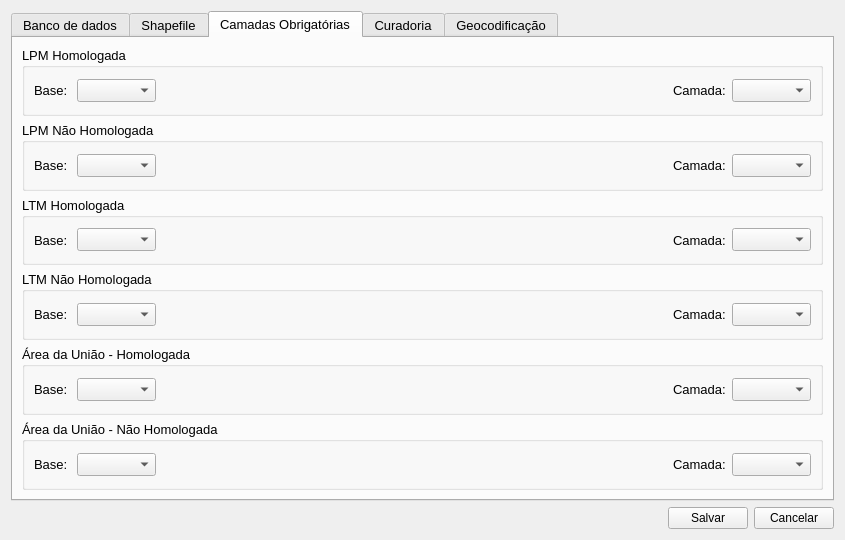
spuhub/prisma, file settings/config_window.ui: the form before one commit.
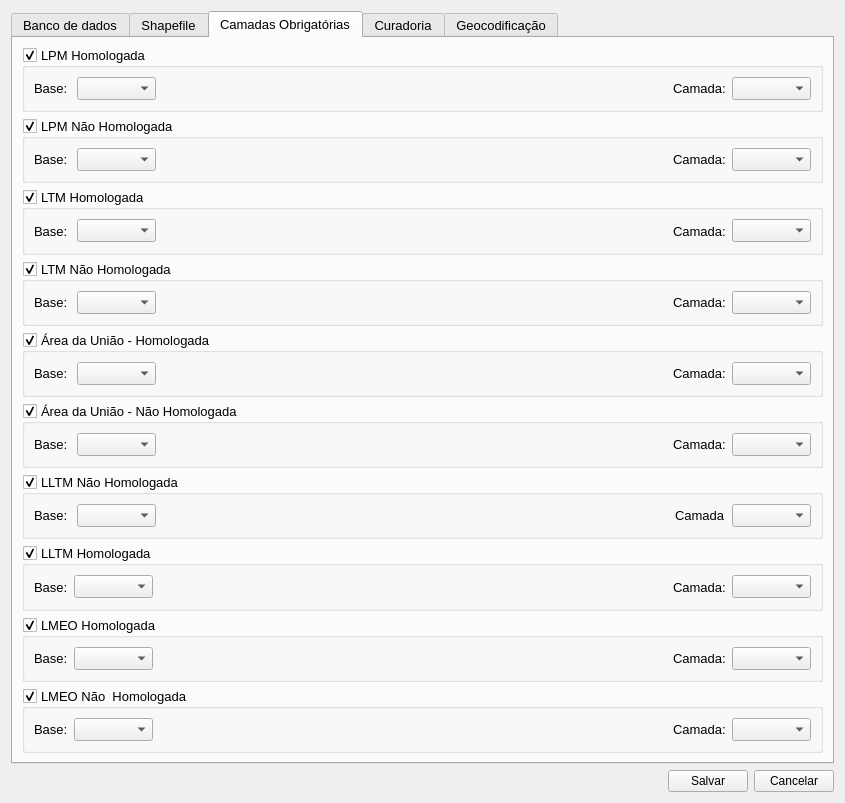
The form after the commit. The open tabs and pages were chosen to show the change. Custom widgets are drawn as their Qt base class.

Diff of the .ui file:
```diff
--- a/settings/config_window.ui
+++ b/settings/config_window.ui
@@ -7,7 +7,7 @@
     <x>0</x>
     <y>0</y>
     <width>845</width>
-    <height>540</height>
+    <height>731</height>
    </rect>
   </property>
   <property name="windowTitle">
@@ -421,6 +421,12 @@
          <property name="title">
           <string>LPM Homologada</string>
          </property>
+         <property name="flat">
+          <bool>true</bool>
+         </property>
+         <property name="checkable">
+          <bool>true</bool>
+         </property>
          <layout class="QHBoxLayout" name="horizontalLayout_22">
           <item>
            <widget class="QLabel" name="label_21">
@@ -463,6 +469,12 @@
          <property name="title">
           <string>LPM Não Homologada</string>
          </property>
+         <property name="flat">
+          <bool>true</bool>
+         </property>
+         <property name="checkable">
+          <bool>true</bool>
+         </property>
          <layout class="QHBoxLayout" name="horizontalLayout_26">
           <item>
            <widget class="QLabel" name="label_29">
@@ -505,6 +517,12 @@
          <property name="title">
           <string>LTM Homologada</string>
          </property>
+         <property name="flat">
+          <bool>true</bool>
+         </property>
+         <property name="checkable">
+          <bool>true</bool>
+         </property>
          <layout class="QHBoxLayout" name="horizontalLayout_24">
           <item>
            <widget class="QLabel" name="label_25">
@@ -547,6 +565,12 @@
          <property name="title">
           <string>LTM Não Homologada</string>
          </property>
+         <property name="flat">
+          <bool>true</bool>
+         </property>
+         <property name="checkable">
+          <bool>true</bool>
+         </property>
          <layout class="QHBoxLayout" name="horizontalLayout_23">
           <item>
            <widget class="QLabel" name="label_23">
@@ -589,6 +613,12 @@
          <property name="title">
           <string>Área da União - Homologada</string>
          </property>
+         <property name="flat">
+          <bool>true</bool>
+         </property>
+         <property name="checkable">
+          <bool>true</bool>
+         </property>
          <layout class="QHBoxLayout" name="horizontalLayout_25">
           <item>
            <widget class="QLabel" name="label_27">
@@ -631,6 +661,12 @@
          <property name="title">
           <string>Área da União - Não Homologada</string>
          </property>
+         <property name="flat">
+          <bool>true</bool>
+         </property>
+         <property name="checkable">
+          <bool>true</bool>
+         </property>
          <layout class="QHBoxLayout" name="horizontalLayout_27">
           <item>
            <widget class="QLabel" name="label_31">
@@ -668,6 +704,198 @@
          </layout>
         </widget>
        </item>
+       <item>
+        <widget class="QGroupBox" name="groupBox_9">
+         <property name="title">
+          <string>LLTM Não Homologada</string>
+         </property>
+         <property name="flat">
+          <bool>true</bool>
+         </property>
+         <property name="checkable">
+          <bool>true</bool>
+         </property>
+         <layout class="QHBoxLayout" name="horizontalLayout_32">
+          <item>
+           <widget class="QLabel" name="label_37">
+            <property name="text">
+             <string>Base: </string>
+            </property>
+           </widget>
+          </item>
+          <item>
+           <widget class="QComboBox" name="comboBox_base_lltm_n_hom"/>
+          </item>
+          <item>
+           <spacer name="horizontalSpacer_8">
+            <property name="orientation">
+             <enum>Qt::Horizontal</enum>
+            </property>
+            <property name="sizeHint" stdset="0">
+             <size>
+              <width>40</width>
+              <height>20</height>
+             </size>
+            </property>
+           </spacer>
+          </item>
+          <item>
+           <widget class="QLabel" name="label_38">
+            <property name="text">
+             <string>Camada</string>
+            </property>
+           </widget>
+          </item>
+          <item>
+           <widget class="QComboBox" name="comboBox_camada_lltm_n_hom"/>
+          </item>
+         </layout>
+        </widget>
+       </item>
+       <item>
+        <widget class="QGroupBox" name="groupBox_8">
+         <property name="title">
+          <string>LLTM Homologada</string>
+         </property>
+         <property name="flat">
+          <bool>true</bool>
+         </property>
+         <property name="checkable">
+          <bool>true</bool>
+         </property>
+         <layout class="QHBoxLayout" name="horizontalLayout_33">
+          <item>
+           <widget class="QLabel" name="label_39">
+            <property name="text">
+             <string>Base:</string>
+            </property>
+           </widget>
+          </item>
+          <item>
+           <widget class="QComboBox" name="comboBox_base_lltm_hom"/>
+          </item>
+          <item>
+           <spacer name="horizontalSpacer_9">
+            <property name="orientation">
+             <enum>Qt::Horizontal</enum>
+            </property>
+            <property name="sizeHint" stdset="0">
+             <size>
+              <width>40</width>
+              <height>20</height>
+             </size>
+            </property>
+           </spacer>
+          </item>
+          <item>
+           <widget class="QLabel" name="label_42">
+            <property name="text">
+             <string>Camada:</string>
+            </property>
+           </widget>
+          </item>
+          <item>
+           <widget class="QComboBox" name="comboBox_camada_lltm_hom"/>
+          </item>
+         </layout>
+        </widget>
+       </item>
+       <item>
+        <widget class="QGroupBox" name="groupBox_3">
+         <property name="title">
+          <string>LMEO Homologada</string>
+         </property>
+         <property name="flat">
+          <bool>true</bool>
+         </property>
+         <property name="checkable">
+          <bool>true</bool>
+         </property>
+         <layout class="QHBoxLayout" name="horizontalLayout_34">
+          <item>
+           <widget class="QLabel" name="label_40">
+            <property name="text">
+             <string>Base:</string>
+            </property>
+           </widget>
+          </item>
+          <item>
+           <widget class="QComboBox" name="comboBox_base_lmeo_hom"/>
+          </item>
+          <item>
+           <spacer name="horizontalSpacer_10">
+            <property name="orientation">
+             <enum>Qt::Horizontal</enum>
+            </property>
+            <property name="sizeHint" stdset="0">
+             <size>
+              <width>40</width>
+              <height>20</height>
+             </size>
+            </property>
+           </spacer>
+          </item>
+          <item>
+           <widget class="QLabel" name="label_44">
+            <property name="text">
+             <string>Camada:</string>
+            </property>
+           </widget>
+          </item>
+          <item>
+           <widget class="QComboBox" name="comboBox_camada_lmeo_hom"/>
+          </item>
+         </layout>
+        </widget>
+       </item>
+       <item>
+        <widget class="QGroupBox" name="groupBox_7">
+         <property name="title">
+          <string>LMEO Não  Homologada</string>
+         </property>
+         <property name="flat">
+          <bool>true</bool>
+         </property>
+         <property name="checkable">
+          <bool>true</bool>
+         </property>
+         <layout class="QHBoxLayout" name="horizontalLayout_35">
+          <item>
+           <widget class="QLabel" name="label_41">
+            <property name="text">
+             <string>Base:</string>
+            </property>
+           </widget>
+          </item>
+          <item>
+           <widget class="QComboBox" name="comboBox_base_lmeo_n_hom"/>
+          </item>
+          <item>
+           <spacer name="horizontalSpacer_11">
+            <property name="orientation">
+             <enum>Qt::Horizontal</enum>
+            </property>
+            <property name="sizeHint" stdset="0">
+             <size>
+              <width>40</width>
+              <height>20</height>
+             </size>
+            </property>
+           </spacer>
+          </item>
+          <item>
+           <widget class="QLabel" name="label_43">
+            <property name="text">
+             <string>Camada:</string>
+            </property>
+           </widget>
+          </item>
+          <item>
+           <widget class="QComboBox" name="comboBox_camada_lmeo_n_hom"/>
+          </item>
+         </layout>
+        </widget>
+       </item>
       </layout>
      </widget>
      <widget class="QWidget" name="tab">
```
Left out of the diff: 61 changed lines with no effect on the pictures.
